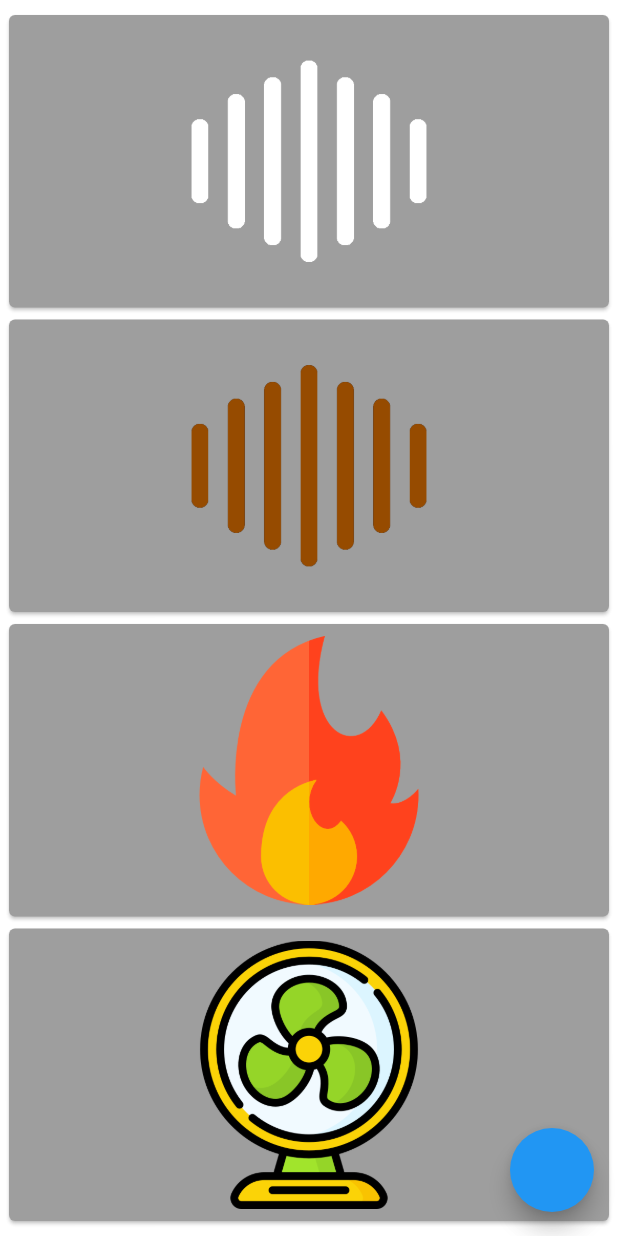
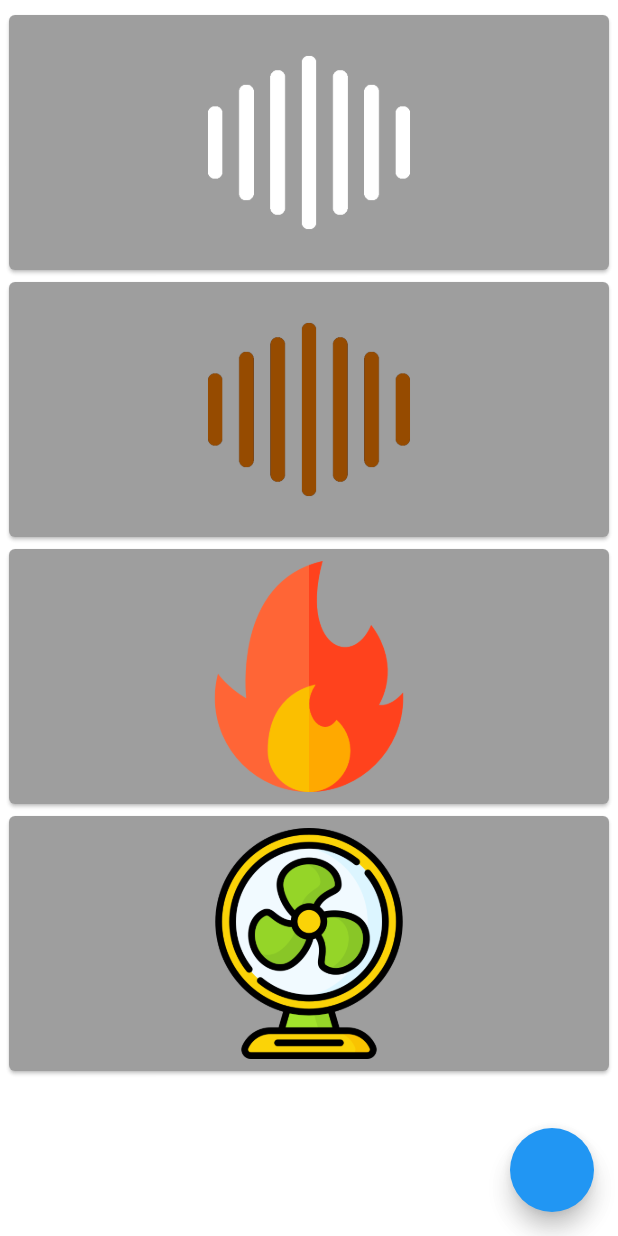
Before and after one commit to hewa-jalal/in_bed_idea, a Flutter app: the FirstPage screen opened directly, after a tap on the "music note" icon, on a phone screen of 412 x 824 dp. Run offline on Flutter 3.47's test engine with Material 2 defaults, Android fonts, the phone set to English and light mode, and no system bars; our stand-ins replace audio_service, cloud_firestore, device_preview, firebase_auth, flare_flutter, flushbar and 4 more; missing offline and left inert: flutter_auth_buttons, screen, torch_compat; accounts and stored records are empty; network calls fail.

```diff
--- a/lib/widgets/audio_card_wiget.dart
+++ b/lib/components/audio_card_wiget.dart
@@ -1,4 +1,5 @@
 import 'package:flutter/material.dart';
+import 'package:inbedidea/size_config.dart';
 
 class AudioCard extends StatelessWidget {
   final Function onTap;
@@ -8,13 +9,14 @@ class AudioCard extends StatelessWidget {
 
   @override
   Widget build(BuildContext context) {
+    SizeConfig().init(context);
     return InkWell(
       onTap: onTap,
       child: Card(
         color: Colors.grey,
         child: SizedBox(
-          width: double.infinity,
-          height: 172,
+          width: MediaQuery.of(context).size.width,
+          height: 170,
           child: Padding(
             padding: const EdgeInsets.all(8.0),
             child:
--- a/lib/widgets/note_widget.dart
+++ b/lib/components/note_widget.dart
@@ -1,4 +1,6 @@
 import 'package:flutter/material.dart';
+
+import '../size_config.dart';
 
 class NoteWidget extends StatelessWidget {
   final String noteText;
@@ -10,6 +12,7 @@ class NoteWidget extends StatelessWidget {
 
   @override
   Widget build(BuildContext context) {
+    SizeConfig().init(context);
     return Card(
       color: Colors.white24,
       child: Container(
--- a/lib/main.dart
+++ b/lib/main.dart
@@ -28,8 +28,8 @@ class MyApp extends StatelessWidget {
             value: FirebaseAuth.instance.onAuthStateChanged),
       ],
       child: MaterialApp(
+        debugShowCheckedModeBanner: false,
         home: WelcomePage(),
-        debugShowCheckedModeBanner: false,
       ),
     );
   }
--- a/lib/models/user_model.dart
+++ b/lib/models/user_model.dart
@@ -4,7 +4,7 @@ class UserModel with ChangeNotifier {
   String userId = 'manual default';
   String userName = 'manual defualt';
 
-  saveValue(userIdParam, userNameParam) {
+  saveValue(String userIdParam, String userNameParam) {
     userId = userIdParam;
     userName = userNameParam;
     notifyListeners();
--- a/lib/pages/music_page.dart
+++ b/lib/pages/music_page.dart
@@ -1,7 +1,8 @@
 import 'package:flutter/cupertino.dart';
 import 'package:flutter/material.dart';
+import 'package:inbedidea/components/audio_card_wiget.dart';
 import 'package:inbedidea/custom_controller.dart';
-import 'package:inbedidea/widgets/audio_card_wiget.dart';
+import 'package:inbedidea/size_config.dart';
 import 'package:video_player/video_player.dart';
 
 //void myBackgroundTaskEntrypoint() {
@@ -30,33 +31,29 @@ class _MusicPageState extends State<MusicPage> {
           padding: const EdgeInsets.symmetric(vertical: 6, horizontal: 2),
           child: Column(
             children: <Widget>[
-              Expanded(
-                child: AudioCard(
+              AudioCard(
                   onTap: () => controller.playOne(Player.white),
                   imagePath: 'white_noise.png'),
-              ),
-              Expanded(
-                child: AudioCard(
+              AudioCard(
                 imagePath: 'brown_noise.png',
                 onTap: () => controller.playOne(Player.brown),
               ),
-              ),
-              Expanded(
-                child: AudioCard(
+              AudioCard(
                 imagePath: 'fire.png',
                 onTap: () => controller.playOne(Player.fire),
               ),
-              ),
-              Expanded(
-                child: AudioCard(
+              AudioCard(
                 imagePath: 'fan.png',
                 onTap: () => controller.playOne(Player.fan),
-                ),
               )
             ],
           ),
         ),
-        floatingActionButton: FloatingActionButton(onPressed: () {}),
+        floatingActionButton: FittedBox(
+          child: FloatingActionButton(
+            onPressed: () {},
+          ),
+        ),
       ),
     );
   }
--- a/lib/pages/notes_page.dart
+++ b/lib/pages/notes_page.dart
@@ -2,8 +2,7 @@ import 'package:cloud_firestore/cloud_firestore.dart';
 import 'package:firebase_auth/firebase_auth.dart';
 import 'package:flutter/cupertino.dart';
 import 'package:flutter/material.dart';
-import 'package:inbedidea/models/user_model.dart';
-import 'package:inbedidea/widgets/note_widget.dart';
+import 'package:inbedidea/components/note_widget.dart';
 import 'package:intl/intl.dart';
 import 'package:provider/provider.dart';
 
--- /dev/null
+++ b/lib/size_config.dart
@@ -0,0 +1,27 @@
+import 'package:flutter/material.dart';
+
+class SizeConfig {
+  static MediaQueryData _mediaQueryData;
+  static double screenWidth;
+  static double screenHeight;
+  static double blockSizeHorizontal;
+  static double blockSizeVertical;
+  static double _safeAreaHorizontal;
+  static double _safeAreaVertical;
+  static double safeBlockHorizontal;
+  static double safeBlockVertical;
+
+  void init(BuildContext context){
+    _mediaQueryData = MediaQuery.of(context);
+    screenWidth = _mediaQueryData.size.width;
+    screenHeight = _mediaQueryData.size.height;
+    blockSizeHorizontal = screenWidth/100;
+    blockSizeVertical = screenHeight/100;
+    _safeAreaHorizontal = _mediaQueryData.padding.left +
+        _mediaQueryData.padding.right;
+    _safeAreaVertical = _mediaQueryData.padding.top +
+        _mediaQueryData.padding.bottom;
+    safeBlockHorizontal = (screenWidth - _safeAreaHorizontal)/100;
+    safeBlockVertical = (screenHeight - _safeAreaVertical)/100;
+  }
+}
```
Also changed, not shown: lib/pages/login_page.dart (+5 -7 lines), lib/pages/signup_page.dart (+5 -20 lines), lib/pages/welcome_page.dart (+91 -40 lines), pubspec.yaml (+7 -3 lines), lib/components/my_text_field.dart (renamed from lib/widgets/my_text_field.dart), pubspec.lock, 3 other files. Lines whose indentation alone changed are shown as unchanged.
